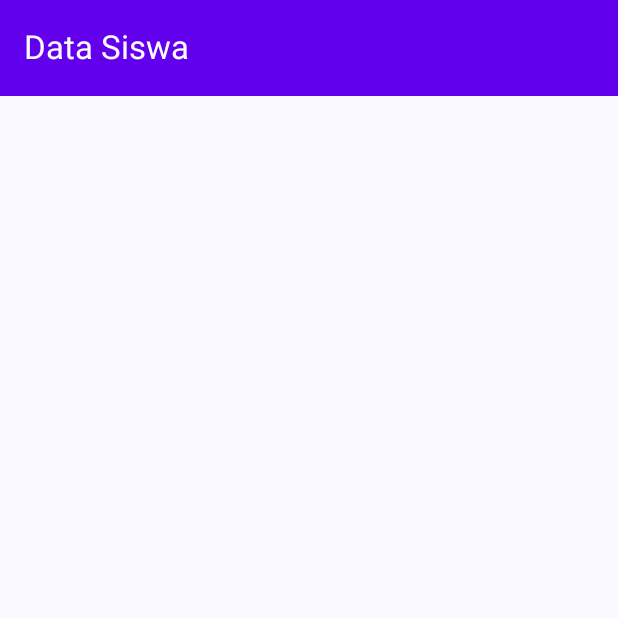
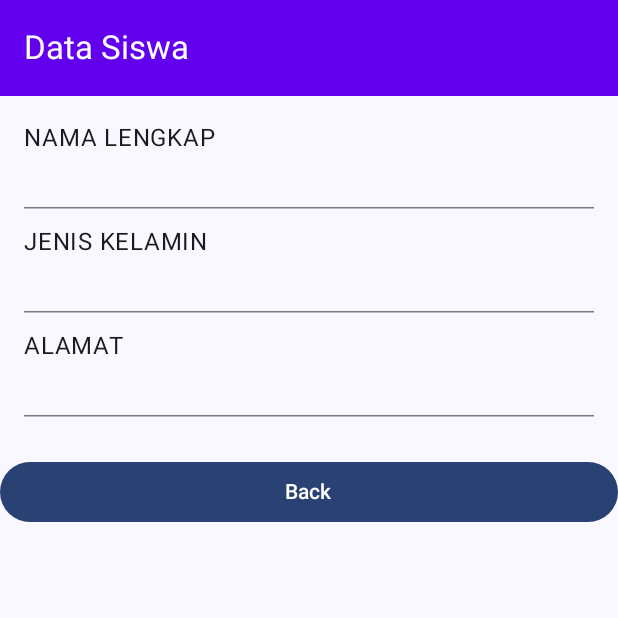
Before and after one commit to wpiskaa/QuestMVVM_0024, an Android app built with Jetpack Compose: the composable TampilSiswa shown on its own in the app's theme, on a phone screen of 412 x 824 dp, the top half of it. Run offline under Robolectric (Android 15) with nearby library versions, the phone set to English and light mode, and no system bars.

Commit message:
tambahkan kolom detail data siswa dan tombol kembali pada TampilSiswa

```diff
--- a/app/src/main/java/com/example/activity6/view/TampilSiswa.kt
+++ b/app/src/main/java/com/example/activity6/view/TampilSiswa.kt
@@ -3,7 +3,12 @@ package com.example.activity6.view
 import com.example.activity6.model.Siswa
 import androidx.compose.foundation.layout.Arrangement
 import androidx.compose.foundation.layout.Column
+import androidx.compose.foundation.layout.Spacer
+import androidx.compose.foundation.layout.fillMaxWidth
+import androidx.compose.foundation.layout.height
 import androidx.compose.foundation.layout.padding
+import androidx.compose.material3.Button
+import androidx.compose.material3.HorizontalDivider
 import androidx.compose.material3.ExperimentalMaterial3Api
 import androidx.compose.material3.Scaffold
 import androidx.compose.material3.Text
@@ -13,7 +18,10 @@ import androidx.compose.runtime.Composable
 import androidx.compose.ui.Modifier
 import androidx.compose.ui.graphics.Color
 import androidx.compose.ui.res.colorResource
+import androidx.compose.ui.res.dimensionResource
 import androidx.compose.ui.res.stringResource
+import androidx.compose.ui.text.font.FontWeight
+import androidx.compose.ui.unit.sp
 import com.example.activity6.R
 
 @OptIn(ExperimentalMaterial3Api::class)
@@ -41,6 +49,25 @@ fun TampilSiswa(
             modifier = Modifier.padding(isiRuang),
             verticalArrangement = Arrangement.SpaceBetween
         ) {
+            Column(
+                modifier = Modifier.padding(dimensionResource(R.dimen.padding_medium)),
+                verticalArrangement = Arrangement.spacedBy(dimensionResource(R.dimen.padding_small))
+            ) {
+                items.forEach { item ->
+                    Column {
+                        Text(text = item.first.uppercase(), fontSize = 16.sp)
+                        Text(text = item.second, fontWeight = FontWeight.Bold, fontSize = 16.sp)
+                    }
+                    HorizontalDivider(thickness = dimensionResource(R.dimen.thickness_divider))
+                }
+            }
+            Spacer(modifier = Modifier.height(dimensionResource(R.dimen.padding_small)))
+            Button(
+                modifier = Modifier.fillMaxWidth(),
+                onClick = onBackButtonClicked
+            ) {
+                Text(stringResource(R.string.back))
+            }
         }
     }
 }
```
